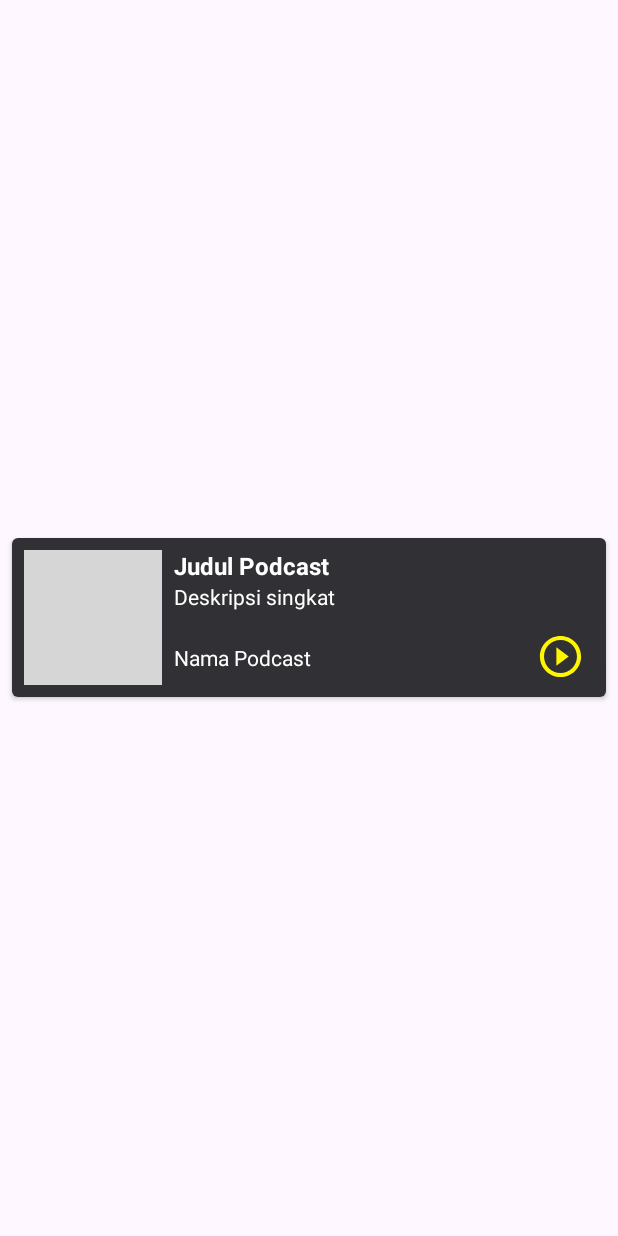
After one commit to dzakialfatih/Apps1, an Android app: the layout episodes_list.xml on its own in the app's theme, with its tools: preview values and no code run, on a phone screen of 412 x 824 dp. The commit adds this screen. Run offline under Robolectric (Android 15) with nearby library versions, the phone set to English and light mode, and no system bars; network calls fail; grey boxes are pictures that could not be loaded.

Commit message:
Episodes

```diff
--- a/app/src/main/java/com/example/apps1/Adapter/PodcasterListAdapter.kt
+++ b/app/src/main/java/com/example/apps1/Adapter/PodcasterListAdapter.kt
@@ -20,12 +20,6 @@ class PodcasterListAdapter(private var podcaster: List<ResponsePodcast>) :
         val podcasterName: TextView = itemView.findViewById(R.id.podcaster)
         val description: TextView = itemView.findViewById(R.id.tv_item_description)
         val imageView: ImageView = itemView.findViewById(R.id.img_item_podcaster)
-
-        fun bind(podcaster: PodcastActivity.Podcaster) {
-            podcasterName.text = podcaster.title
-            description.text = podcaster.description
-            imageView.setImageResource(R.drawable.logo_circle_medium) // Ganti dengan gambar
-        }
     }
 
     override fun onCreateViewHolder(parent: ViewGroup, viewType: Int): PodcasterViewHolder {
--- a/app/src/main/java/com/example/apps1/retrofit/ApiService.kt
+++ b/app/src/main/java/com/example/apps1/retrofit/ApiService.kt
@@ -1,11 +1,13 @@
 package com.example.apps1.retrofit//package com.example.apps1.retrofit
 
 //import com.example.apps1.response.ResponsePodcast
+import com.example.apps1.response.ResponseEpisodes
 import com.example.apps1.response.ResponsePodcast
 import com.example.apps1.response.ResponseSong
 import com.example.apps1.response.SongHistoryItem
 import retrofit2.Call
 import retrofit2.http.GET
+import retrofit2.http.Path
 import retrofit2.http.Query
 
 interface ApiService {
@@ -18,4 +20,7 @@ interface ApiService {
     @GET("station/18/podcasts")
     fun getPodcast(): Call<List<ResponsePodcast>>
 
+    @GET("station/18/podcast/{podcastId}/episodes")
+    fun getEpisodes(@Path("podcastId") podcastId: String): Call<List<ResponseEpisodes>>
+
 }
--- /dev/null
+++ b/app/src/main/res/layout/episodes_list.xml
@@ -0,0 +1,90 @@
+<?xml version="1.0" encoding="utf-8"?>
+<androidx.cardview.widget.CardView xmlns:android="http://schemas.android.com/apk/res/android"
+    xmlns:card_view="http://schemas.android.com/apk/res-auto"
+    xmlns:tools="http://schemas.android.com/tools"
+    android:id="@+id/card_view"
+    android:layout_width="match_parent"
+    android:layout_height="wrap_content"
+    android:layout_gravity="center"
+    android:background="@color/grey"
+    android:layout_marginStart="8dp"
+    android:layout_marginTop="4dp"
+    android:layout_marginEnd="8dp"
+    android:layout_marginBottom="4dp"
+    card_view:cardCornerRadius="4dp">
+
+    <androidx.constraintlayout.widget.ConstraintLayout
+        android:layout_width="match_parent"
+        android:background="@color/grey"
+        android:layout_height="106dp"
+        android:padding="8dp">
+
+        <ImageView
+            android:id="@+id/img_item_podcast"
+            android:layout_width="92dp"
+            android:layout_height="92dp"
+            android:scaleType="centerCrop"
+            card_view:layout_constraintBottom_toBottomOf="parent"
+            card_view:layout_constraintStart_toStartOf="parent"
+            card_view:layout_constraintTop_toTopOf="parent"
+            tools:src="@tools:sample/avatars" />
+
+        <TextView
+            android:id="@+id/tv_item_name"
+            android:layout_width="0dp"
+            android:layout_height="wrap_content"
+            android:layout_marginStart="8dp"
+            android:layout_marginEnd="8dp"
+            android:layout_toEndOf="@id/img_item_podcast"
+            android:textSize="16sp"
+            android:textColor="@color/white"
+            android:textStyle="bold"
+            card_view:layout_constraintEnd_toEndOf="parent"
+            card_view:layout_constraintStart_toEndOf="@+id/img_item_podcast"
+            card_view:layout_constraintTop_toTopOf="@+id/img_item_podcast"
+            tools:text="@string/tittle" />
+
+        <TextView
+            android:id="@+id/tv_item_description"
+            android:layout_width="292dp"
+            android:layout_height="31dp"
+            android:ellipsize="end"
+            android:maxLines="5"
+            android:textColor="@color/white"
+            card_view:layout_constraintBottom_toBottomOf="@+id/img_item_podcast"
+            card_view:layout_constraintEnd_toEndOf="@+id/tv_item_name"
+            card_view:layout_constraintHorizontal_bias="0.0"
+            card_view:layout_constraintStart_toStartOf="@+id/tv_item_name"
+            card_view:layout_constraintTop_toBottomOf="@+id/tv_item_name"
+            card_view:layout_constraintVertical_bias="0.0"
+            tools:text="@string/description" />
+
+        <TextView
+            android:id="@+id/tv_item_name_podcast"
+            android:layout_width="235dp"
+            android:layout_height="28dp"
+            android:layout_marginStart="8dp"
+            android:text="TextView"
+            android:textColor="@color/white"
+            card_view:layout_constraintBottom_toBottomOf="parent"
+            card_view:layout_constraintStart_toEndOf="@+id/img_item_podcast"
+            card_view:layout_constraintTop_toBottomOf="@+id/tv_item_description"
+            card_view:layout_constraintVertical_bias="1.0"
+            tools:text="@string/name" />
+
+        <ImageButton
+            android:id="@+id/imageButton"
+            android:layout_width="47dp"
+            android:layout_height="46dp"
+            android:background="@android:color/transparent"
+            android:scaleType="centerCrop"
+            card_view:layout_constraintBottom_toBottomOf="parent"
+            card_view:layout_constraintEnd_toEndOf="parent"
+            card_view:layout_constraintStart_toEndOf="@+id/tv_item_name_podcast"
+            card_view:layout_constraintTop_toBottomOf="@+id/tv_item_description"
+            card_view:srcCompat="@drawable/play_icon_foreground"
+            tools:ignore="TouchTargetSizeCheck,SpeakableTextPresentCheck" />
+
+
+    </androidx.constraintlayout.widget.ConstraintLayout>
+</androidx.cardview.widget.CardView>
--- a/app/src/main/res/values/strings.xml
+++ b/app/src/main/res/values/strings.xml
@@ -7,6 +7,7 @@
     <string name="total">Jumlah Podcast</string>
     <string name="menu">Menu</string>
     <string name="radio">Radio</string>
+    <string name="episode">Episode</string>
     <string name="podcast">Podcast</string>
     <string name="searchbar_hint">Cari Podcast apa niiii....</string>
     <string name="searchbar_hint_who">Cari Podcast siapa niiii....</string>
```
Also changed, not shown: app/src/main/java/com/example/apps1/Activity/DetailPodcastActivity.kt (+81 -8 lines), app/src/main/java/com/example/apps1/Activity/PodcastActivity.kt (+37 -54 lines), app/src/main/java/com/example/apps1/Adapter/EpisodesListAdapter.kt (added, +51 -0 lines), app/src/main/java/com/example/apps1/Adapter/PodcastListAdapter.kt (+7 -1 lines), app/src/main/java/com/example/apps1/MainActivity.kt (+10 -1 lines), app/src/main/java/com/example/apps1/response/ResponseEpisodes.kt (added, +43 -0 lines), app/src/main/res/layout/activity_detail_podcast.xml (+29 -7 lines).
